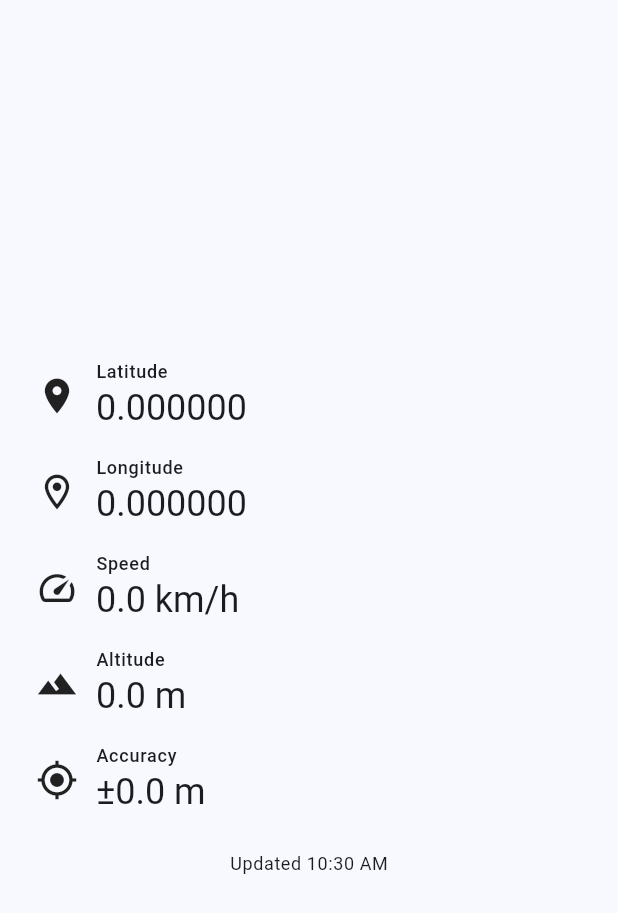
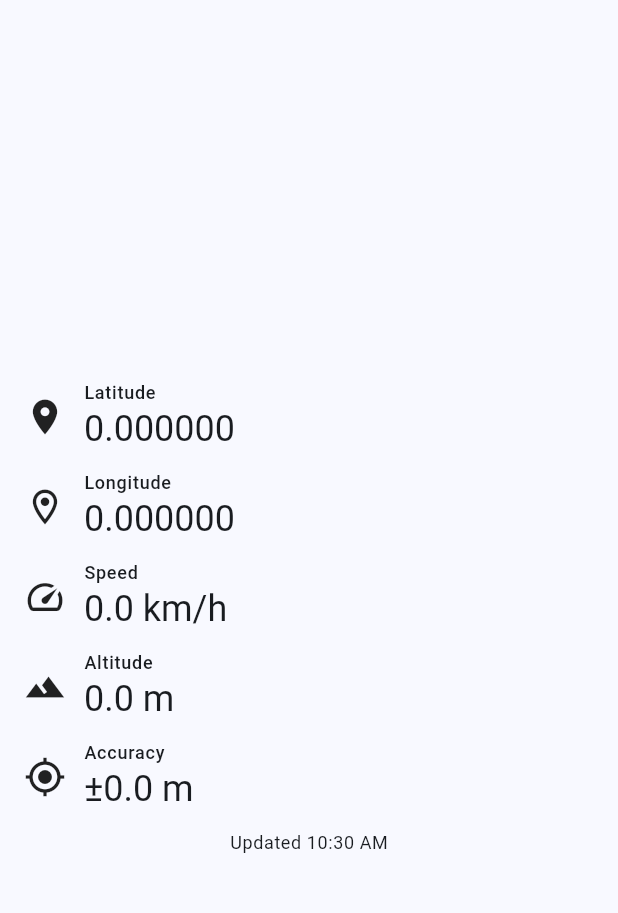
Before and after one commit to zyf0717/mobile-pulse, a Flutter app: the _LocationDisplay widget shown alone on an empty page, opened directly with empty values, on a phone screen of 412 x 824 dp. Shown: the top 913 px of the screen. Run offline on Flutter 3.47's test engine with Material 3 defaults, Android fonts, the phone set to English and light mode, and no system bars; our stand-ins replace flutter_blue_plus, flutter_riverpod, geolocator, permission_handler.

Commit message:
Updated padding

```diff
--- a/app/lib/features/location/presentation/location_screen.dart
+++ b/app/lib/features/location/presentation/location_screen.dart
@@ -11,6 +11,10 @@ import '../../polar/pacer/logic/pacer_provider.dart';
 import '../../../services/relay_push_service.dart';
 
 const double _controlButtonWidth = 152;
+const double _screenPadding = 16;
+const double _controlRowVerticalPadding = 6;
+const double _sectionSpacing = 12;
+const double _tileSpacing = 12;
 
 class LocationScreen extends ConsumerWidget {
   const LocationScreen({super.key});
@@ -38,7 +42,7 @@ class LocationScreen extends ConsumerWidget {
               ),
               error: (e, _) => Center(
                 child: Padding(
-                  padding: const EdgeInsets.all(24),
+                  padding: const EdgeInsets.all(_screenPadding),
                   child: Text(
                     'GPS error: $e',
                     style: TextStyle(
@@ -51,7 +55,7 @@ class LocationScreen extends ConsumerWidget {
             ),
           ),
           const Divider(height: 1),
-          const _BottomPanel(),
+          const Flexible(fit: FlexFit.loose, child: _BottomPanel()),
         ],
       ),
     );
@@ -85,6 +89,8 @@ class _BottomPanel extends ConsumerWidget {
         pacer.connectionState == PolarConnectionState.error;
 
     return SafeArea(
+      top: false,
+      child: SingleChildScrollView(
         child: Column(
           mainAxisSize: MainAxisSize.min,
           children: [
@@ -201,7 +207,9 @@ class _BottomPanel extends ConsumerWidget {
               trailing: _RelayButton(
                 active: pacer.pacerRelayActive,
                 pushLabel: 'Push Pacer',
-              onToggle: pacerConnected ? pacerNotifier.togglePacerRelay : null,
+                onToggle: pacerConnected
+                    ? pacerNotifier.togglePacerRelay
+                    : null,
               ),
             ),
             const Divider(height: 1),
@@ -216,6 +224,7 @@ class _BottomPanel extends ConsumerWidget {
               pacerNotifier: pacerNotifier,
             ),
           ],
+        ),
       ),
     );
   }
@@ -260,7 +269,12 @@ class _StartStopAllButton extends StatelessWidget {
   Widget build(BuildContext context) {
     final stopping = _anyActive;
     return Padding(
-      padding: const EdgeInsets.fromLTRB(24, 12, 24, 8),
+      padding: const EdgeInsets.fromLTRB(
+        _screenPadding,
+        _sectionSpacing,
+        _screenPadding,
+        _controlRowVerticalPadding,
+      ),
       child: Center(
         child: FilledButton(
           onPressed: () {
@@ -297,7 +311,10 @@ class _ControlRow extends StatelessWidget {
   @override
   Widget build(BuildContext context) {
     return Padding(
-      padding: const EdgeInsets.symmetric(horizontal: 24, vertical: 8),
+      padding: const EdgeInsets.symmetric(
+        horizontal: _screenPadding,
+        vertical: _controlRowVerticalPadding,
+      ),
       child: Row(
         children: [
           Expanded(child: leading),
@@ -509,9 +526,14 @@ class _LocationDisplay extends StatelessWidget {
   Widget build(BuildContext context) {
     final textTheme = Theme.of(context).textTheme;
 
-    return Center(
-      child: Padding(
-        padding: const EdgeInsets.all(24),
+    return LayoutBuilder(
+      builder: (context, constraints) => SingleChildScrollView(
+        padding: const EdgeInsets.all(_screenPadding),
+        child: ConstrainedBox(
+          constraints: BoxConstraints(
+            minHeight: constraints.maxHeight - (_screenPadding * 2),
+          ),
+          child: Center(
             child: Column(
               mainAxisSize: MainAxisSize.min,
               children: [
@@ -520,36 +542,38 @@ class _LocationDisplay extends StatelessWidget {
                   label: 'Latitude',
                   value: loc.latitude.toStringAsFixed(6),
                 ),
-            const SizedBox(height: 16),
+                const SizedBox(height: _tileSpacing),
                 _Tile(
                   icon: Icons.location_on_outlined,
                   label: 'Longitude',
                   value: loc.longitude.toStringAsFixed(6),
                 ),
-            const SizedBox(height: 16),
+                const SizedBox(height: _tileSpacing),
                 _Tile(
                   icon: Icons.speed,
                   label: 'Speed',
                   value: '${loc.speedKmh.toStringAsFixed(1)} km/h',
                 ),
-            const SizedBox(height: 16),
+                const SizedBox(height: _tileSpacing),
                 _Tile(
                   icon: Icons.terrain,
                   label: 'Altitude',
                   value: '${loc.altitude.toStringAsFixed(1)} m',
                 ),
-            const SizedBox(height: 16),
+                const SizedBox(height: _tileSpacing),
                 _Tile(
                   icon: Icons.gps_fixed,
                   label: 'Accuracy',
                   value: '±${loc.accuracy.toStringAsFixed(1)} m',
                 ),
-            const SizedBox(height: 24),
+                const SizedBox(height: _sectionSpacing),
                 Text(
                   'Updated ${TimeOfDay.fromDateTime(loc.timestamp).format(context)}',
                   style: textTheme.bodySmall,
                 ),
               ],
+            ),
+          ),
         ),
       ),
     );
@@ -568,7 +592,7 @@ class _Tile extends StatelessWidget {
     return Row(
       children: [
         Icon(icon, size: 28),
-        const SizedBox(width: 12),
+        const SizedBox(width: _tileSpacing),
         Expanded(
           child: Column(
             crossAxisAlignment: CrossAxisAlignment.start,
```
Also changed, not shown: app/lib/features/polar/pacer/logic/pacer_provider.dart (+6 -4 lines), 1 other file. Lines whose indentation alone changed are shown as unchanged.
